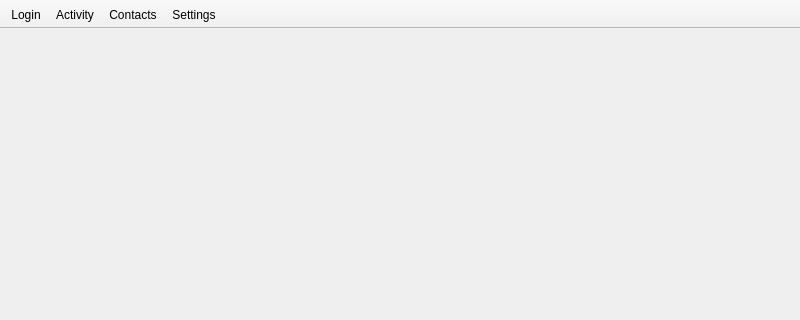
Old version of the form Desktop/desktop.ui in the repository dyfet/tycho_sipwitchqt; both pictures show x 0 to 800 and y 0 to 320 of the 800 by 600 pixel window.
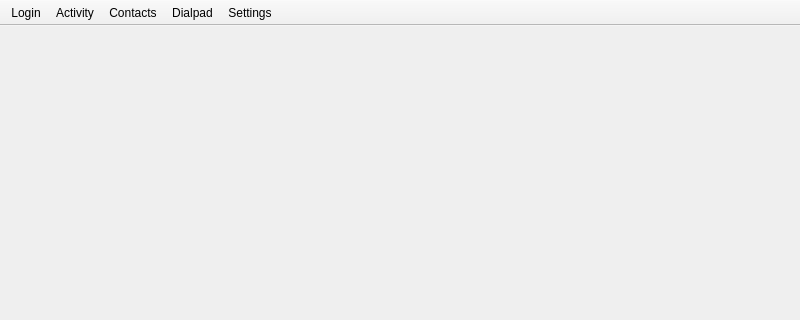
New version of the form. Icons and pictures are not drawn.

Commit message: Desktop ui updates from mock-up

Patch:
```diff
--- a/Desktop/desktop.ui
+++ b/Desktop/desktop.ui
@@ -37,12 +37,36 @@
   </widget>
   <widget class="QStatusBar" name="statusBar"/>
   <widget class="QToolBar" name="toolBar">
+   <property name="maximumSize">
+    <size>
+     <width>16777215</width>
+     <height>26</height>
+    </size>
+   </property>
    <property name="windowTitle">
     <string>toolBar</string>
    </property>
+   <property name="autoFillBackground">
+    <bool>false</bool>
+   </property>
+   <property name="styleSheet">
+    <string notr="true"/>
+   </property>
    <property name="movable">
     <bool>false</bool>
    </property>
+   <property name="allowedAreas">
+    <set>Qt::NoToolBarArea</set>
+   </property>
+   <property name="iconSize">
+    <size>
+     <width>16</width>
+     <height>16</height>
+    </size>
+   </property>
+   <property name="floatable">
+    <bool>false</bool>
+   </property>
    <attribute name="toolBarArea">
     <enum>TopToolBarArea</enum>
    </attribute>
@@ -52,7 +76,8 @@
    <addaction name="actionLogin"/>
    <addaction name="actionSessions"/>
    <addaction name="actionContacts"/>
-   <addaction name="actionOptions"/>
+   <addaction name="actionDialpad"/>
+   <addaction name="actionSettings"/>
   </widget>
   <action name="actionSessions">
    <property name="text">
@@ -62,7 +87,20 @@
     <string>Call and message activity</string>
    </property>
   </action>
-  <action name="actionOptions">
+  <action name="actionDialpad">
+   <property name="icon">
+    <iconset resource="../Resources/desktop.qrc">
+     <normaloff>:/icons/dialpad.png</normaloff>:/icons/dialpad.png</iconset>
+   </property>
+   <property name="text">
+    <string>Dialpad</string>
+   </property>
+  </action>
+  <action name="actionSettings">
+   <property name="icon">
+    <iconset resource="../Resources/desktop.qrc">
+     <normaloff>:/icons/settings.png</normaloff>:/icons/settings.png</iconset>
+   </property>
    <property name="text">
     <string>Settings</string>
    </property>
```
Left out of the diff: 10 changed lines with no effect on the pictures. The commit also changes 17 other files.
